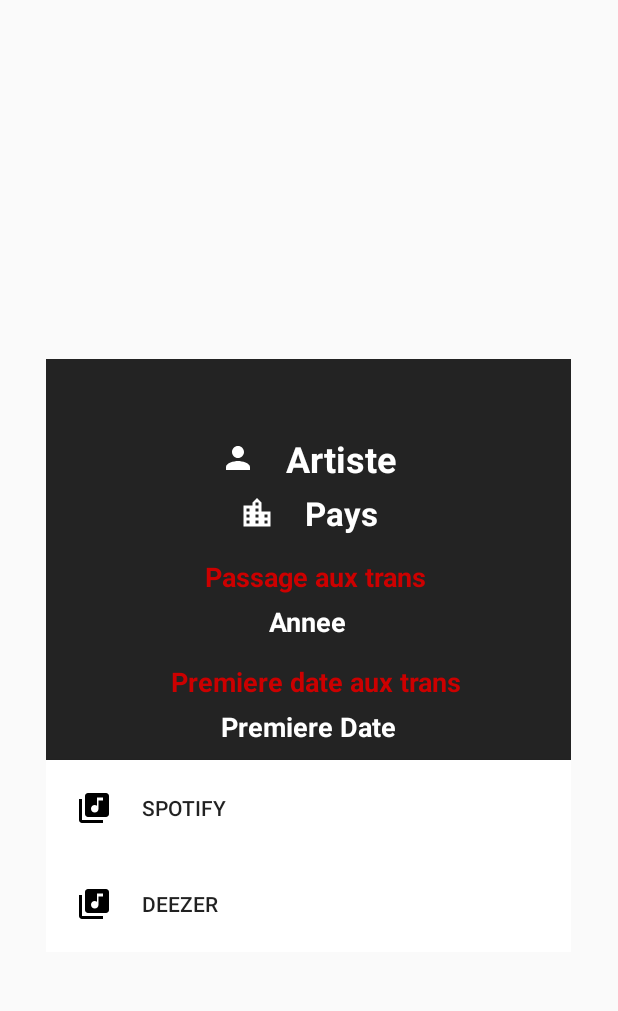
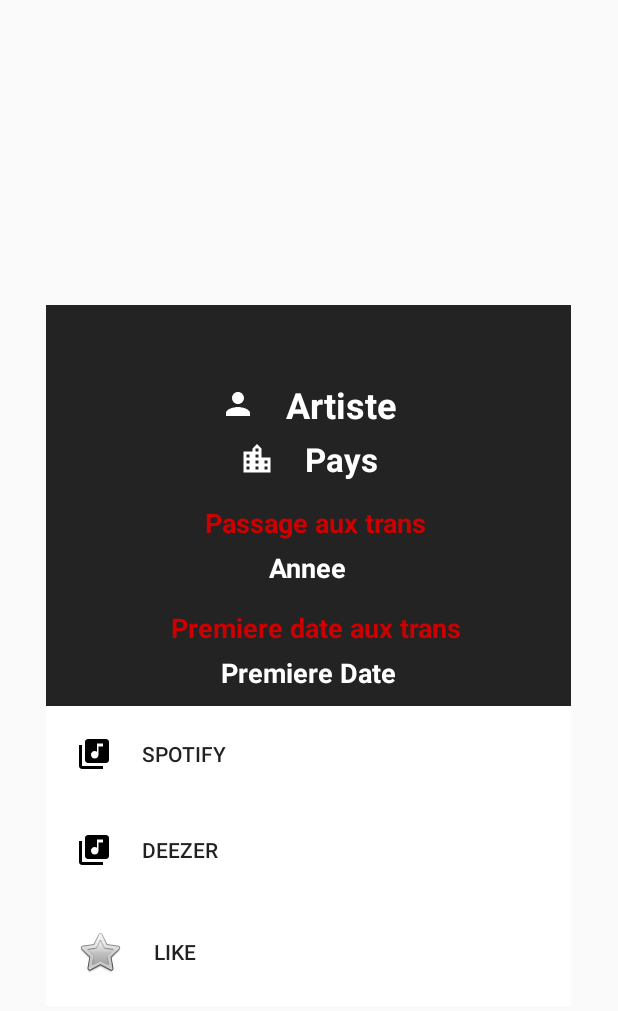
Before and after one commit to Panoramix3/TransBGR, an Android app: the layout detail_contact.xml on its own in the app's theme, with its tools: preview values and no code run, on a phone screen of 412 x 824 dp. Shown: the top 1011 px of the screen. Run offline under Robolectric (Android 15) with nearby library versions, the phone set to English and light mode, and no system bars.

Commit message:
Ajout likes

```diff
--- a/app/src/main/java/com/example/transbgr/MainActivity.java
+++ b/app/src/main/java/com/example/transbgr/MainActivity.java
@@ -87,4 +87,6 @@ public class MainActivity extends AppCompatActivity{
     }
 
 
+
+
 }
--- a/app/src/main/res/layout/detail_contact.xml
+++ b/app/src/main/res/layout/detail_contact.xml
@@ -102,6 +102,16 @@
             android:background="@android:color/white"
             android:text="Deezer" />
 
+        <Button
+            android:layout_width="match_parent"
+            android:layout_height="wrap_content"
+            android:background="@android:color/white"
+            android:drawableLeft="@android:drawable/btn_star"
+            android:drawablePadding="20dp"
+            android:padding="20dp"
+            android:text="Like"
+            android:textAlignment="textStart"
+            android:id="@+id/like"/>
 
     </LinearLayout>
 
```
Also changed, not shown: app/src/main/java/com/example/transbgr/Artiste_list.java (+10 -0 lines), app/src/main/java/com/example/transbgr/ArtistesAdapter.java (+19 -2 lines), app/src/main/java/com/example/transbgr/Fields.java (+29 -19 lines), app/src/main/res/drawable-v24/Transm.jpg (deleted).
